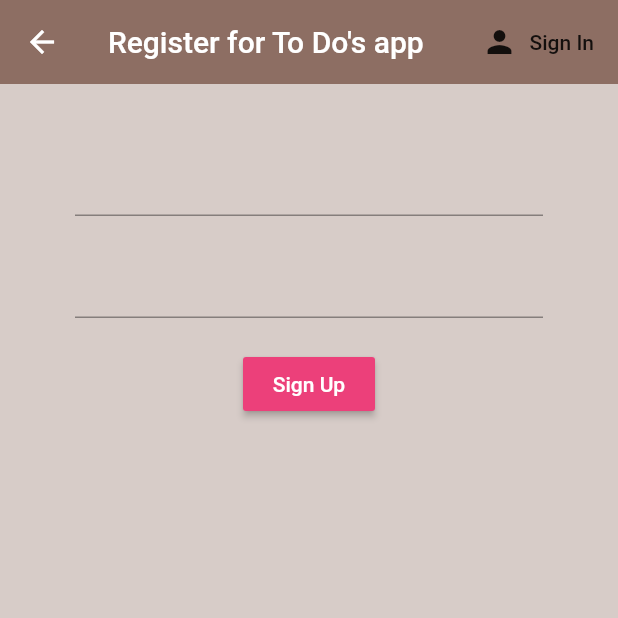
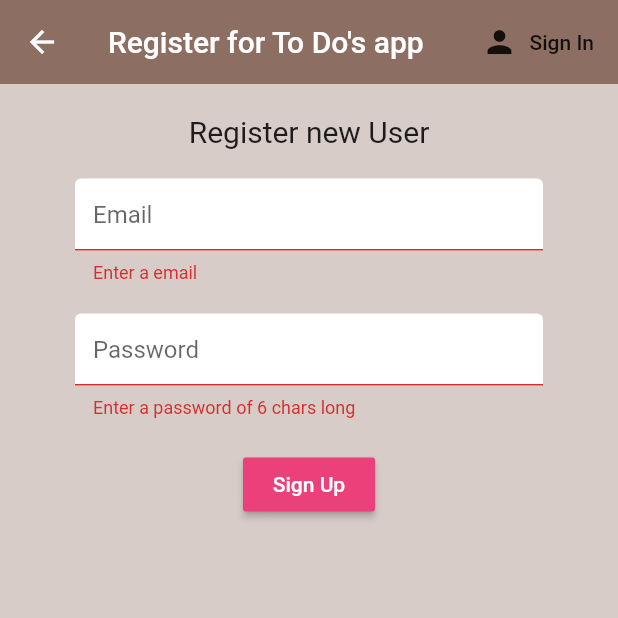
Before and after one commit to hernan1998/Flutter-Firebase, a Flutter app: the SignUp screen opened directly, after a tap on "Sign Up", on a phone screen of 412 x 824 dp, the top half of it. Run offline on Flutter 3.47's test engine with Material 2 defaults, Android fonts, the phone set to English and light mode, and no system bars; our stand-ins replace firebase_auth, flutter_spinkit; accounts and stored records are empty.

Commit message:
Login full

```diff
--- /dev/null
+++ b/lib/Shared/constans.dart
@@ -0,0 +1,12 @@
+import 'package:flutter/material.dart';
+
+const TextInputDecoration = InputDecoration(
+  fillColor: Colors.white,
+  filled: true,
+  enabledBorder: OutlineInputBorder(
+    borderSide: BorderSide(color: Colors.white, width: 2.0)
+  ),
+  focusedBorder: OutlineInputBorder(
+    borderSide: BorderSide(color: Colors.pink, width: 2.0)
+  ),
+);
--- a/lib/screens/authenticate/sign_up.dart
+++ b/lib/screens/authenticate/sign_up.dart
@@ -1,5 +1,7 @@
 import 'package:flutter/material.dart';
+import 'package:flutter_firebase/Shared/loading.dart';
 import 'package:flutter_firebase/services/auth.dart';
+import 'package:flutter_firebase/Shared/constans.dart';
 
 class SignUp extends StatefulWidget {
 
@@ -14,15 +16,18 @@ class _SignUpState extends State<SignUp> {
 
   //Variables
   final AuthService _auth = AuthService();
+  final _formKey = GlobalKey<FormState>();
+  bool loading = false;
 
   //Text field state
   String email = '';
   String password = '';
+  String error ='';
 
 
   @override
   Widget build(BuildContext context) {
-    return Scaffold(
+    return loading ? Loading() : Scaffold(
       backgroundColor: Colors.brown[100],
       appBar: AppBar(
        backgroundColor: Colors.brown[400],
@@ -41,17 +46,29 @@ class _SignUpState extends State<SignUp> {
       body: Container(
         padding: EdgeInsets.symmetric(vertical: 20.0, horizontal: 50.0),
         child: Form(
+          key: _formKey,
           child: Column(
             children: <Widget>[
+              Title(
+                color: Colors.black,
+                child: Text(
+                  'Register new User',
+                  style: TextStyle(fontSize: 20.0),
+                ),
+              ),
               SizedBox(height: 20.0),
               TextFormField(
+                decoration: TextInputDecoration.copyWith(hintText: 'Email'),
+                validator: (val) => val.isEmpty ? 'Enter a email' : null,
                 onChanged: (val){
                   setState(() => email = val);
                 },
               ),
               SizedBox(height: 20.0),
               TextFormField(
+                decoration: TextInputDecoration.copyWith(hintText: 'Password'),
                 obscureText: true,
+                validator: (val) => val.length < 6 ? 'Enter a password of 6 chars long' : null,
                 onChanged: (val){
                   setState(() => password = val);
                 },
@@ -64,8 +81,24 @@ class _SignUpState extends State<SignUp> {
                   style: TextStyle(color: Colors.white),
                 ),
                 onPressed: () async{
-
+                  if(_formKey.currentState.validate()){
+                    setState(() {
+                      loading = true;
+                    });
+                    dynamic result = await _auth.signUpWithEmailPassword(email, password);
+                    if(result == null){
+                      setState((){
+                        error = 'Please supply a valid email';
+                        loading = false;
+                      });
+                    }
+                  }
                 },
+              ),
+              SizedBox(height: 12.0,),
+              Text(
+                error,
+                style: TextStyle(color: Colors.red, fontSize: 14.0),
               ),
             ],
           ),
--- a/lib/services/auth.dart
+++ b/lib/services/auth.dart
@@ -28,8 +28,28 @@ class AuthService {
   }
 
   //Sign in with Email & Pass
+  Future signInWithEmailPassword(String email, String pass) async{
+    try{
+      AuthResult result = await _auth.signInWithEmailAndPassword(email: email, password: pass);
+      FirebaseUser user = result.user;
+      return _userFirebase(user);
+    }catch(e){
+      print(e.toString());
+      return null;
+    }
+  }
 
   //Register with Email & Pass
+  Future signUpWithEmailPassword(String email, String pass) async{
+    try{
+      AuthResult result = await _auth.createUserWithEmailAndPassword(email: email, password: pass);
+      FirebaseUser user = result.user;
+      return _userFirebase(user);
+    }catch(e){
+      print(e.toString());
+      return null;
+    }
+  }
 
   //Sign out
   Future signOut() async{
--- a/pubspec.yaml
+++ b/pubspec.yaml
@@ -31,6 +31,7 @@ dependencies:
   cloud_firestore: ^0.13.0+1
   firebase_core: ^0.4.2+1
   provider: ^4.1.1
+  flutter_spinkit: ^4.1.2+1
 
 dev_dependencies:
   flutter_test:
```
Also changed, not shown: lib/Shared/loading.dart (added, +17 -0 lines), lib/screens/authenticate/sign_in.dart (+28 -2 lines), pubspec.lock.
